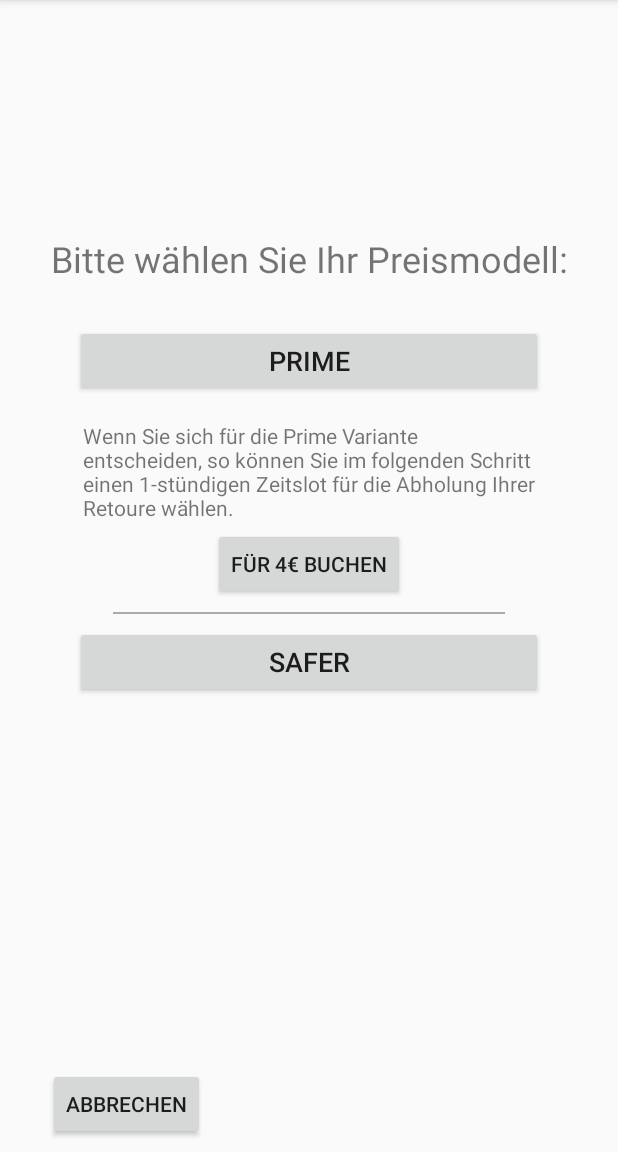
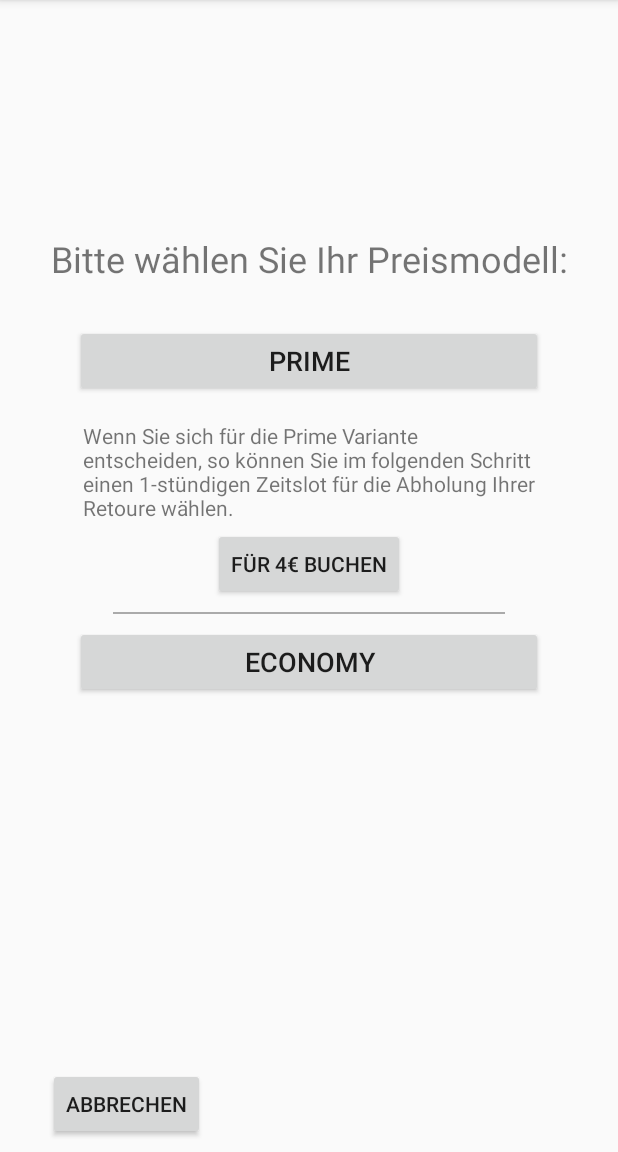
Before and after one commit to alexbaetz/Retouro_V1, an Android app: the PackageSecond screen opened directly, with no data from a screen before it, on a phone screen of 412 x 824 dp, the part 84-1236 px from its top. Run offline under Robolectric (Android 15) with nearby library versions, the phone set to English and light mode, and no system bars; libraries missing offline, so code that uses them is left out: com.diegodobelo.expandingview.

Commit message:
Version_Customer_Journey_V2

```diff
--- a/app/src/main/res/layout/activity_package_second.xml
+++ b/app/src/main/res/layout/activity_package_second.xml
@@ -89,7 +89,7 @@
         android:layout_marginStart="50dp"
         android:layout_marginTop="8dp"
         android:layout_marginEnd="50dp"
-        android:text="Safer"
+        android:text="Economy"
         android:textSize="18sp"
         app:layout_constraintEnd_toEndOf="parent"
         app:layout_constraintHorizontal_bias="0.0"
```
